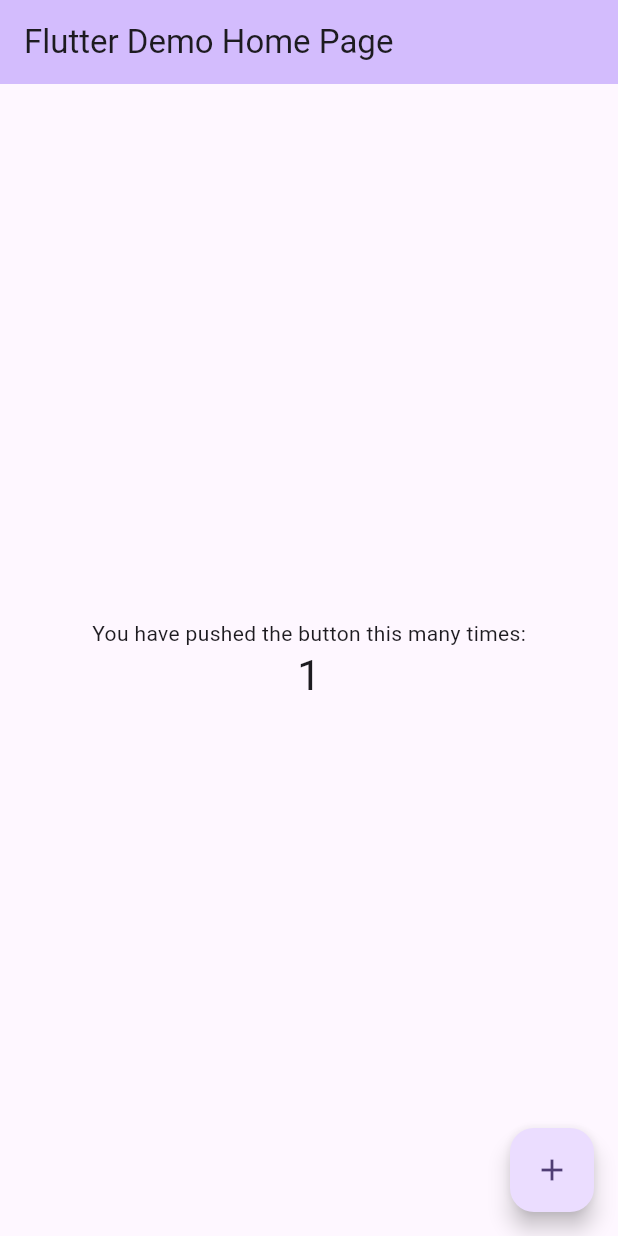
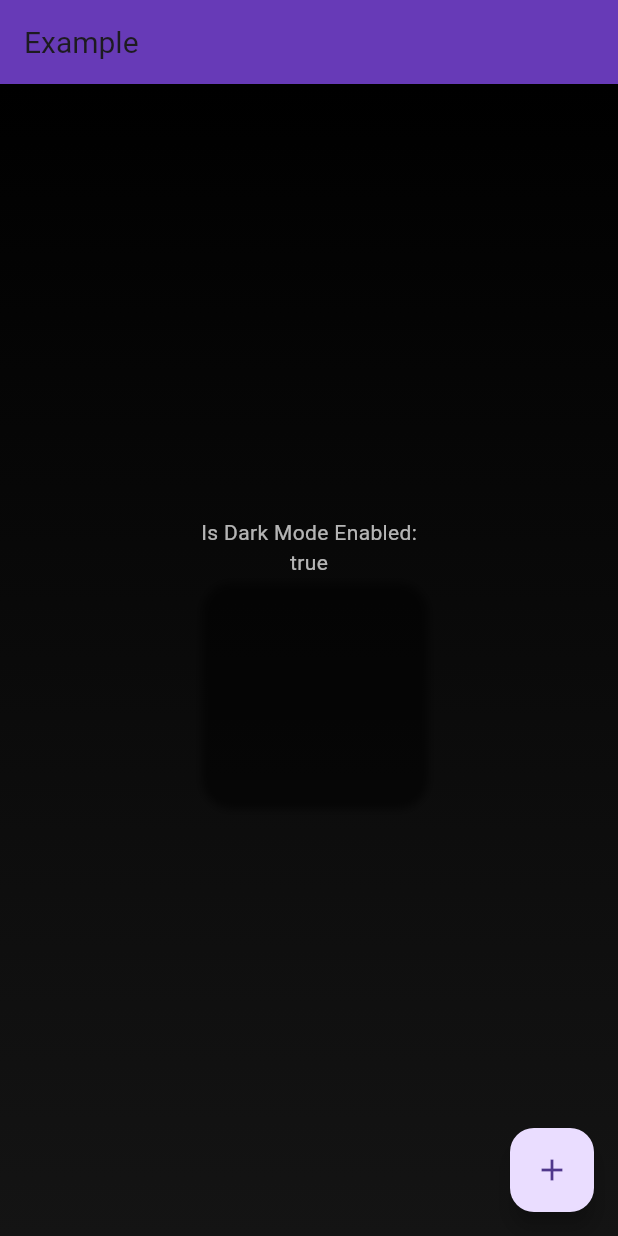
Before and after one commit to hoverdroids/Flutter-Material-Themes-Manager, a Flutter app: the screen it shows after launch, after a tap on the "add" icon, on a phone screen of 412 x 824 dp. Run offline on Flutter 3.47's test engine with Material 3 defaults, Android fonts, the phone set to English and light mode, and no system bars.

Commit message:
WIP - added main.dart

```diff
--- a/example/lib/main.dart
+++ b/example/lib/main.dart
@@ -1,125 +1,98 @@
+// ignore_for_file: depend_on_referenced_packages
+
 import 'package:flutter/material.dart';
+import 'package:material_themes_manager/material_themes_manager.dart';
+import 'package:provider/provider.dart';
 
 void main() {
-  runApp(const MyApp());
+  runApp(
+    // Providers are above [MyApp] instead of inside it, so that tests can use [MyApp] while mocking the providers
+    MultiProvider(
+      providers: [
+        ChangeNotifierProvider(create: (_) => MaterialThemesManager()),
+      ],
+      child: MyApp(),
+    ),
+  );
 }
 
 class MyApp extends StatelessWidget {
-  const MyApp({super.key});
-
-  // This widget is the root of your application.
   @override
   Widget build(BuildContext context) {
-    return MaterialApp(
-      title: 'Flutter Demo',
-      theme: ThemeData(
-        // This is the theme of your application.
-        //
-        // TRY THIS: Try running your application with "flutter run". You'll see
-        // the application has a purple toolbar. Then, without quitting the app,
-        // try changing the seedColor in the colorScheme below to Colors.green
-        // and then invoke "hot reload" (save your changes or press the "hot
-        // reload" button in a Flutter-supported IDE, or press "r" if you used
-        // the command line to start the app).
-        //
-        // Notice that the counter didn't reset back to zero; the application
-        // state is not lost during the reload. To reset the state, use hot
-        // restart instead.
-        //
-        // This works for code too, not just values: Most code changes can be
-        // tested with just a hot reload.
-        colorScheme: ColorScheme.fromSeed(seedColor: Colors.deepPurple),
-        useMaterial3: true,
-      ),
-      home: const MyHomePage(title: 'Flutter Demo Home Page'),
+    return Consumer<MaterialThemesManager>(
+      builder: (context, themeManager, child) {
+        return MaterialApp(
+            title: "Theme Manager Demo",
+            home: MyHomePage(),
+            debugShowCheckedModeBanner: themeManager.isDarkModeEnabled,
+            themeMode: themeManager.getThemeMode(),
+            theme: themeManager.getPrimaryLightTheme(),
+            darkTheme: themeManager.getPrimaryDarkTheme()
+        );
+      },
     );
   }
 }
 
-class MyHomePage extends StatefulWidget {
-  const MyHomePage({super.key, required this.title});
-
-  // This widget is the home page of your application. It is stateful, meaning
-  // that it has a State object (defined below) that contains fields that affect
-  // how it looks.
-
-  // This class is the configuration for the state. It holds the values (in this
-  // case the title) provided by the parent (in this case the App widget) and
-  // used by the build method of the State. Fields in a Widget subclass are
-  // always marked "final".
-
-  final String title;
-
-  @override
-  State<MyHomePage> createState() => _MyHomePageState();
-}
-
-class _MyHomePageState extends State<MyHomePage> {
-  int _counter = 0;
-
-  void _incrementCounter() {
-    setState(() {
-      // This call to setState tells the Flutter framework that something has
-      // changed in this State, which causes it to rerun the build method below
-      // so that the display can reflect the updated values. If we changed
-      // _counter without calling setState(), then the build method would not be
-      // called again, and so nothing would appear to happen.
-      _counter++;
-    });
-  }
+class MyHomePage extends StatelessWidget {
+  //We are consuming the theme change at the app level because light/dark mode swap
+  //affects every widget's appearance in the app
 
   @override
   Widget build(BuildContext context) {
-    // This method is rerun every time setState is called, for instance as done
-    // by the _incrementCounter method above.
-    //
-    // The Flutter framework has been optimized to make rerunning build methods
-    // fast, so that you can just rebuild anything that needs updating rather
-    // than having to individually change instances of widgets.
+
     return Scaffold(
       appBar: AppBar(
-        // TRY THIS: Try changing the color here to a specific color (to
-        // Colors.amber, perhaps?) and trigger a hot reload to see the AppBar
-        // change color while the other colors stay the same.
-        backgroundColor: Theme.of(context).colorScheme.inversePrimary,
-        // Here we take the value from the MyHomePage object that was created by
-        // the App.build method, and use it to set our appbar title.
-        title: Text(widget.title),
+        backgroundColor: context.watch<MaterialThemesManager>().getTheme(ThemeGroupType.POM).appBarTheme.backgroundColor,
+        title: const Text('Example'),
       ),
       body: Center(
-        // Center is a layout widget. It takes a single child and positions it
-        // in the middle of the parent.
-        child: Column(
-          // Column is also a layout widget. It takes a list of children and
-          // arranges them vertically. By default, it sizes itself to fit its
-          // children horizontally, and tries to be as tall as its parent.
-          //
-          // Column has various properties to control how it sizes itself and
-          // how it positions its children. Here we use mainAxisAlignment to
-          // center the children vertically; the main axis here is the vertical
-          // axis because Columns are vertical (the cross axis would be
-          // horizontal).
-          //
-          // TRY THIS: Invoke "debug painting" (choose the "Toggle Debug Paint"
-          // action in the IDE, or press "p" in the console), to see the
-          // wireframe for each widget.
-          mainAxisAlignment: MainAxisAlignment.center,
+        child: Stack(
           children: <Widget>[
-            const Text(
-              'You have pushed the button this many times:',
-            ),
-            Text(
-              '$_counter',
-              style: Theme.of(context).textTheme.headlineMedium,
+            context.watch<MaterialThemesManager>().getBackgroundGradient(BackgroundGradientType.MAIN_BG),
+            Center(
+              child: Column(
+                mainAxisSize: MainAxisSize.min,
+                mainAxisAlignment: MainAxisAlignment.center,
+                children: <Widget>[
+                  const Text('Is Dark Mode Enabled:'),
+                  /// Extracted as a separate widget for performance optimization.
+                  /// As a separate widget, it will rebuild independently from [MyHomePage].
+                  ///
+                  /// This is totally optional (and rarely needed).
+                  /// Similarly, we could also use [Consumer] or [Selector].
+                  DarkModeEnabledText(),
+                  Container(
+                    width: 150,
+                    height: 150,
+                    decoration: context.watch<MaterialThemesManager>().getBoxDecorationShadow(
+                      //lightSourcePosition: LightSourcePosition.CENTER,
+                      //shadowType: ShadowType.SECONDARY,
+                      //shadowHardness: ShadowHardness.SOFT,
+                        shadowIntensity: ShadowIntensity.DARK
+                    ),
+                  ),
+                ],
+              ),
             ),
           ],
         ),
       ),
       floatingActionButton: FloatingActionButton(
-        onPressed: _incrementCounter,
-        tooltip: 'Increment',
+        onPressed: () => context.read<MaterialThemesManager>().toggleDarkModeEnabled(),
+        tooltip: 'Toggle Dark Mode',
         child: const Icon(Icons.add),
-      ), // This trailing comma makes auto-formatting nicer for build methods.
+      ),
     );
   }
 }
+
+class DarkModeEnabledText extends StatelessWidget {
+  @override
+  Widget build(BuildContext context) {
+    return Text(
+      /// Calls `context.watch` to make [MyHomePage] rebuild when [Counter] changes.
+      '${context.watch<MaterialThemesManager>().isDarkModeEnabled.toString()}',
+    );
+  }
+}
```
